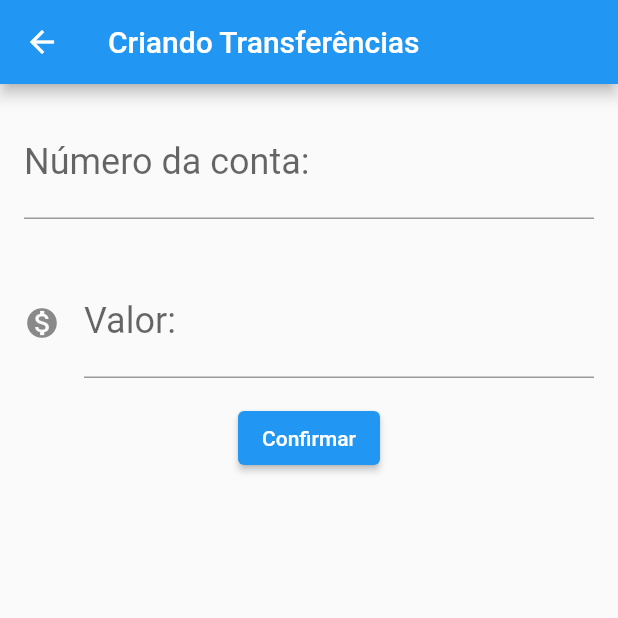
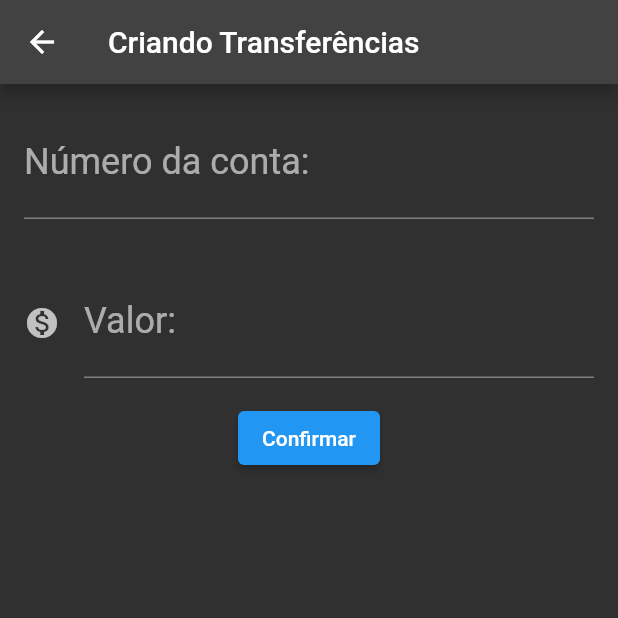
Before and after one commit to jrrodrigo421/APP_Flutter_Basico, a Flutter app: the screen it shows after launch, after a tap on the "add" icon, on a phone screen of 412 x 824 dp, the top half of it. Run offline on Flutter 3.47's test engine with Material 2 defaults, Android fonts, the phone set to English and light mode, and no system bars.

Commit message:
evitando possiveis bugs, definindo cor tema, fatltou refatorar

```diff
--- a/lib/main.dart
+++ b/lib/main.dart
@@ -7,9 +7,8 @@ void main() {
 class ByteBankApp extends StatelessWidget {
   Widget build(BuildContext context) {
     return MaterialApp(
-      home: Scaffold(
-        body: ListaTransf(),
-      ),
+      theme: ThemeData.dark(),
+     home: ListaTransf(),
     );
   }
 }
@@ -25,7 +24,8 @@ class FormularioTransferencia extends StatelessWidget {
       appBar: AppBar(
         title: Text('Criando Transferências'),
       ),
-      body: Column(
+      body: SingleChildScrollView(
+        child: Column(
           children: [
             Editor(
               controlador: _controladorCampoNumeroConta,
@@ -42,6 +42,7 @@ class FormularioTransferencia extends StatelessWidget {
                 onPressed: () => _criaTransferencia(context),
                 child: Text('Confirmar'))
           ],
+        ),
       ),
     );
   }
```
Lines whose indentation alone changed are shown as unchanged.
